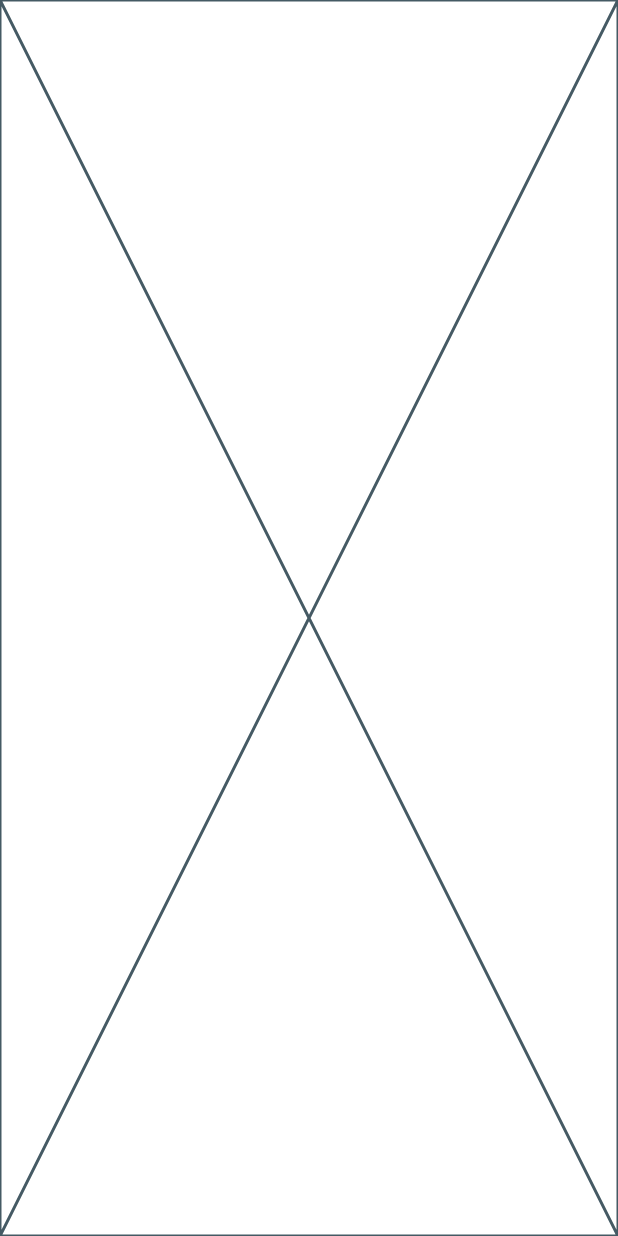
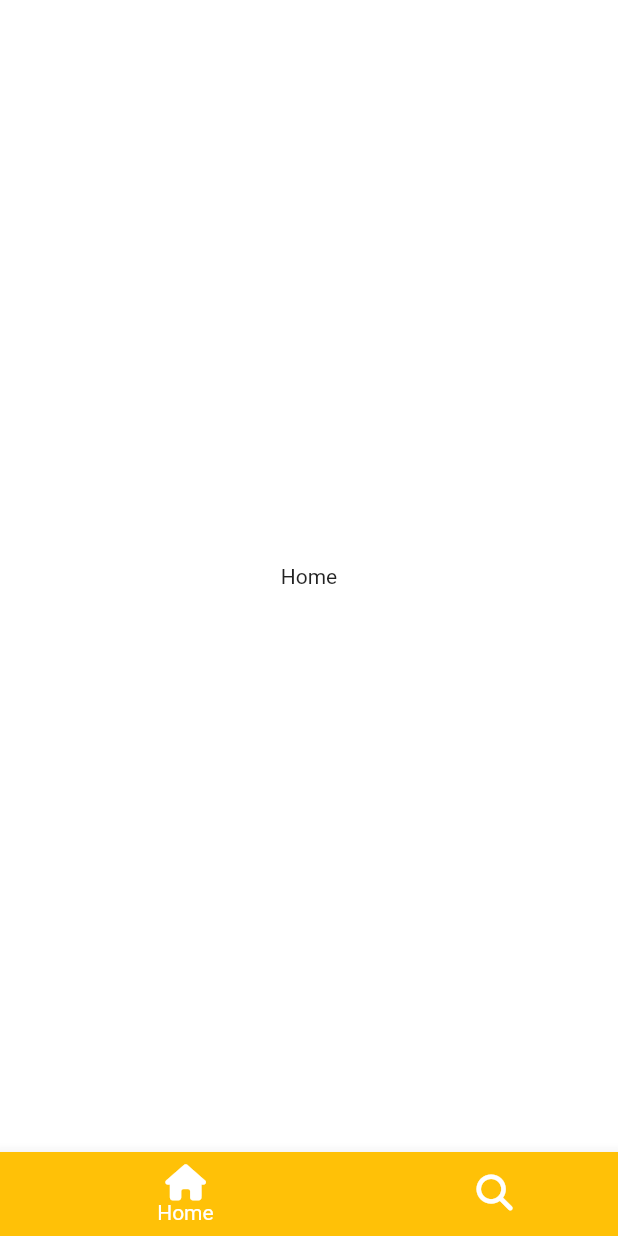
Before and after one commit to plusbeauxjours/tiktok, a Flutter app: the screen it shows after launch, on a phone screen of 412 x 824 dp. Run offline on Flutter 3.47's test engine with Material 2 defaults, Android fonts, the phone set to English and light mode, and no system bars; our stand-ins replace font_awesome_flutter.

Commit message:
BottomNavigationBar

```diff
--- a/lib/features/main_navigation/main_navigation_screen.dart
+++ b/lib/features/main_navigation/main_navigation_screen.dart
@@ -1,10 +1,67 @@
-import 'package:flutter/cupertino.dart';
+import 'package:flutter/material.dart';
+import 'package:font_awesome_flutter/font_awesome_flutter.dart';
 
-class MainNavigationScreen extends StatelessWidget {
+class MainNavigationScreen extends StatefulWidget {
   const MainNavigationScreen({super.key});
 
   @override
+  State<MainNavigationScreen> createState() => _MainNavigationScreenState();
+}
+
+class _MainNavigationScreenState extends State<MainNavigationScreen> {
+  int _selectedIndex = 0;
+
+  final screens = [
+    const Center(
+      child: Text('Home'),
+    ),
+    const Center(
+      child: Text('Search'),
+    ),
+    const Center(
+      child: Text('Home'),
+    ),
+    const Center(
+      child: Text('Search'),
+    ),
+    const Center(
+      child: Text('Home'),
+    ),
+  ];
+
+  void _onTap(int index) {
+    setState(() {
+      _selectedIndex = index;
+    });
+  }
+
+  @override
   Widget build(BuildContext context) {
-    return const Placeholder();
+    return Scaffold(
+      body: screens[_selectedIndex],
+      bottomNavigationBar: BottomNavigationBar(
+        type: BottomNavigationBarType.shifting,
+        currentIndex: _selectedIndex,
+        onTap: _onTap,
+        items: const [
+          BottomNavigationBarItem(
+            icon: FaIcon(
+              FontAwesomeIcons.house,
+            ),
+            label: 'Home',
+            tooltip: 'What are you?',
+            backgroundColor: Colors.amber,
+          ),
+          BottomNavigationBarItem(
+            icon: FaIcon(
+              FontAwesomeIcons.magnifyingGlass,
+            ),
+            label: 'Search',
+            tooltip: 'What are you?',
+            backgroundColor: Colors.blue,
+          ),
+        ],
+      ),
+    );
   }
 }
```
